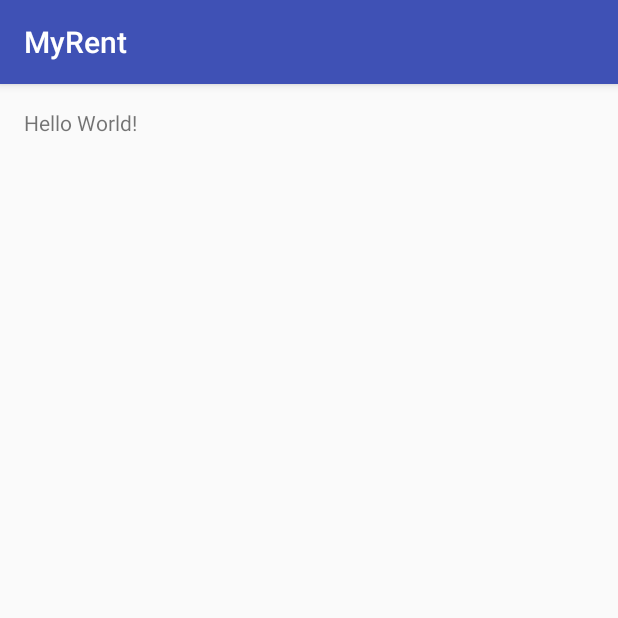
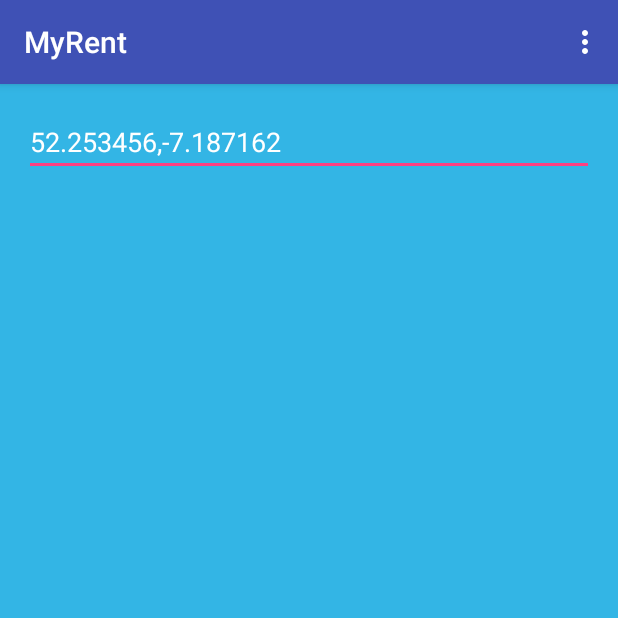
Before and after one commit to michaelfoy/android-myrent-labs, an Android app: the screen it shows after launch (MyRentActivity), on a phone screen of 412 x 824 dp, the top half of it. Run offline under Robolectric (Android 15) with nearby library versions, the phone set to English and light mode, and no system bars.

Commit message:
lab00 complete

```diff
--- a/app/src/main/java/org/wit/myrent/MyRentActivity.java
+++ b/app/src/main/java/org/wit/myrent/MyRentActivity.java
@@ -2,12 +2,54 @@ package org.wit.myrent;
 
 import android.support.v7.app.AppCompatActivity;
 import android.os.Bundle;
+import android.text.TextWatcher;
+import android.view.Menu;
+import android.text.Editable;
+import android.widget.EditText;
 
-public class MyRentActivity extends AppCompatActivity {
+public class MyRentActivity extends AppCompatActivity implements TextWatcher {
+
+    private EditText  geolocation;
+    private Residence residence;
 
     @Override
-    protected void onCreate(Bundle savedInstanceState) {
+    protected void onCreate(Bundle savedInstanceState)
+    {
         super.onCreate(savedInstanceState);
         setContentView(R.layout.activity_myrent);
+
+        geolocation = (EditText) findViewById(R.id.geolocation);
+        residence = new Residence();
+        // Register a TextWatcher in the EditText geolocation object
+        geolocation.addTextChangedListener(this);
+    }
+
+    /**
+     * Creates the menu
+     *
+     * @param menu Menu object
+     * @return True if menu successfully created
+     */
+    @Override
+    public boolean onCreateOptionsMenu(Menu menu) {
+        // Inflate the menu; this adds items to the action bar if it is present.
+        getMenuInflater().inflate(R.menu.menu_myrent, menu);
+        return true;
+    }
+
+    @Override
+    public void afterTextChanged(Editable editable)
+    {
+        residence.setGeolocation(editable.toString());
+    }
+
+    @Override
+    public void beforeTextChanged(CharSequence c, int start, int count, int after)
+    {
+    }
+
+    @Override
+    public void onTextChanged(CharSequence c, int start, int count, int after)
+    {
     }
 }
--- /dev/null
+++ b/app/src/main/java/org/wit/myrent/Residence.java
@@ -0,0 +1,33 @@
+package org.wit.myrent;
+
+import java.util.Random;
+
+/**
+ * @file Residence.java
+ * @brief Model for a residence object including relevant methods
+ * @version 2016.09.27
+ * @author michaelfoy
+ */
+public class Residence
+{
+    private Long id;
+
+    //a latitude longitude pair
+    //example "52.4566,-6.5444"
+    private String geolocation;
+
+    public Residence()
+    {
+        id = new Random().nextLong();
+    }
+
+    public void setGeolocation(String geolocation)
+    {
+        this.geolocation = geolocation;
+    }
+
+    public String getGeolocation()
+    {
+        return geolocation;
+    }
+}
--- a/app/src/main/res/layout/activity_myrent.xml
+++ b/app/src/main/res/layout/activity_myrent.xml
@@ -7,10 +7,16 @@
     android:paddingLeft="@dimen/activity_horizontal_margin"
     android:paddingRight="@dimen/activity_horizontal_margin"
     android:paddingTop="@dimen/activity_vertical_margin"
+    android:background="@color/blue"
     tools:context="org.wit.myrent.MyRentActivity">
 
-    <TextView
-        android:layout_width="wrap_content"
+    <EditText
+        android:id="@+id/geolocation"
+        android:layout_width="match_parent"
         android:layout_height="wrap_content"
-        android:text="Hello World!" />
+        android:layout_alignParentLeft="true"
+        android:layout_alignParentRight="true"
+        android:textColor="@color/white"
+        android:textColorHint="@color/white"
+        android:hint="@string/geolocation_hint" />
 </RelativeLayout>
--- /dev/null
+++ b/app/src/main/res/menu/menu_myrent.xml
@@ -0,0 +1,10 @@
+<menu xmlns:android="http://schemas.android.com/apk/res/android"
+    xmlns:app="http://schemas.android.com/apk/res-auto"
+    xmlns:tools="http://schemas.android.com/tools"
+    tools:context=".activity.MyRentActivity">
+
+    <item android:id="@+id/action_settings"
+        android:title="@string/action_settings"
+        android:orderInCategory="100"
+        app:showAsAction="never"/>
+</menu>
--- a/app/src/main/res/values/strings.xml
+++ b/app/src/main/res/values/strings.xml
@@ -1,3 +1,6 @@
 <resources>
     <string name="app_name">MyRent</string>
+    <string name="title_activity_myrent">MyRentActivity</string>
+    <string name="geolocation_hint">52.253456,-7.187162</string>
+    <string name="action_settings">Settings</string>
 </resources>
```
Also changed, not shown: app/src/main/res/values/colors.xml (+9 -0 lines).
